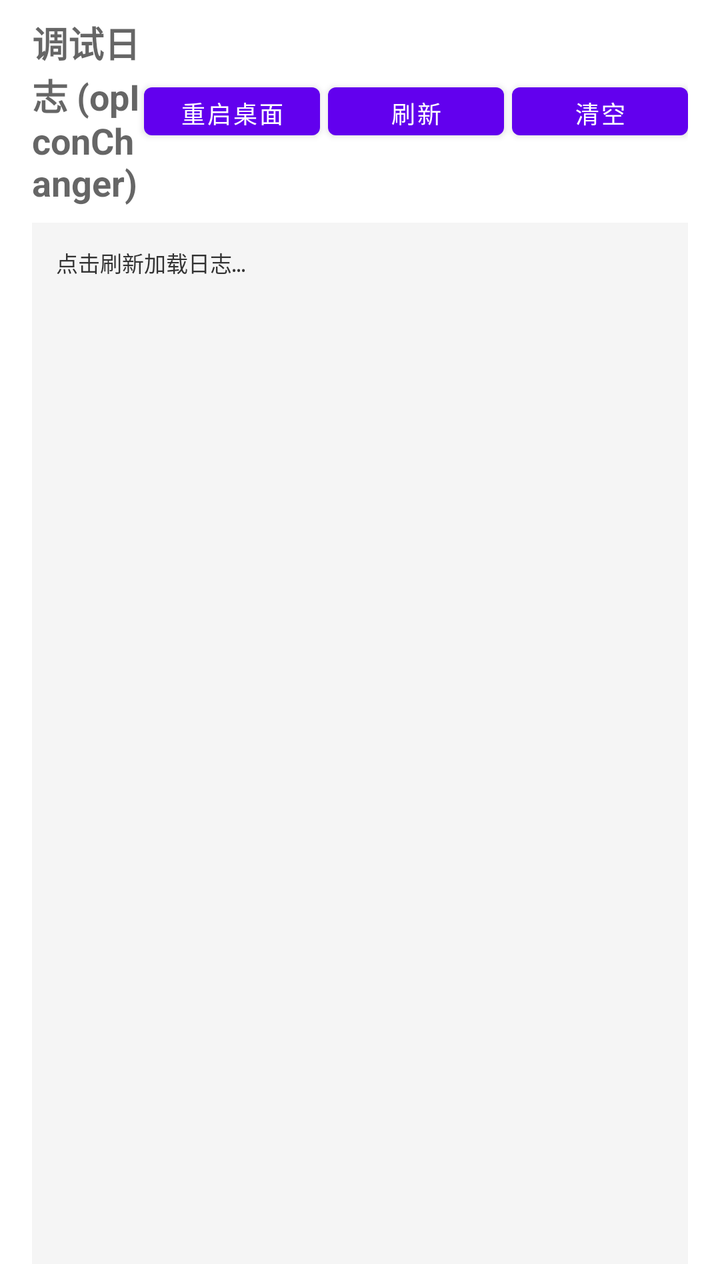
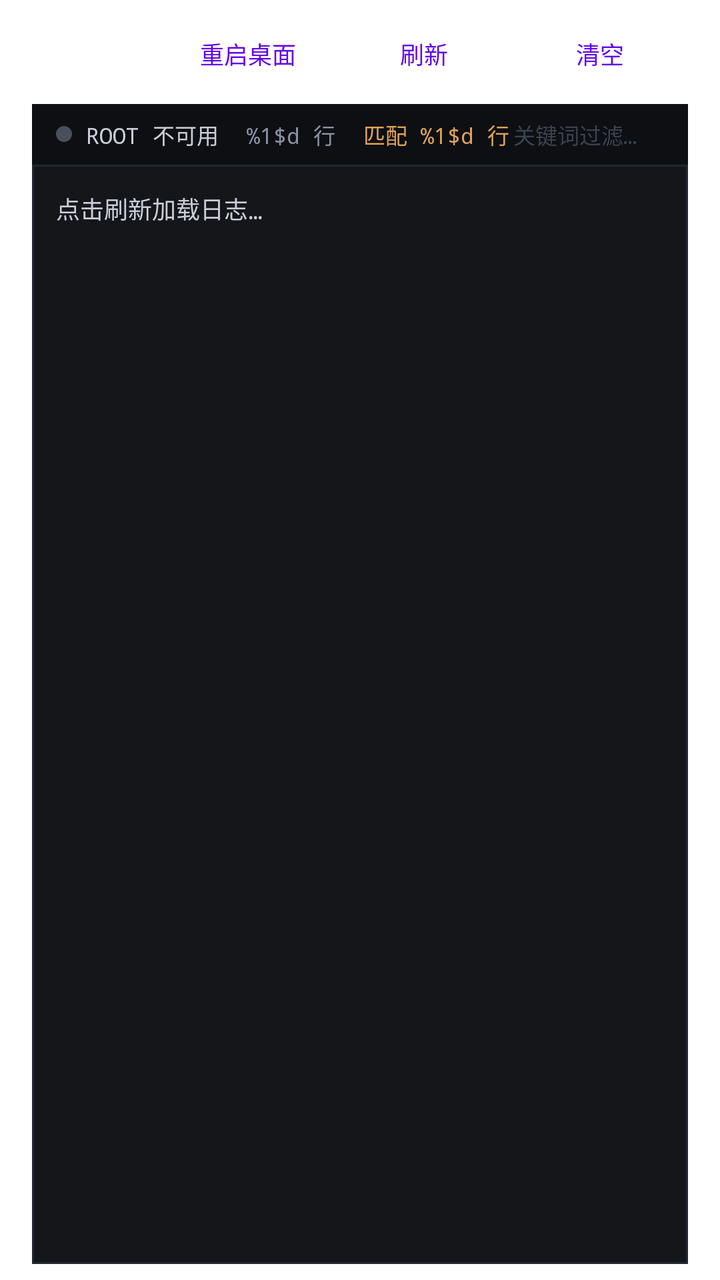

Screens rendered from an Android XML layout before and after an edit, with the pre-edit source and the edit as a unified diff.
<!-- AndroidManifest.xml: fallback theme Theme.MaterialComponents.DayNight.NoActionBar -->
<!-- res/layout/page_log.xml -->
<?xml version="1.0" encoding="utf-8"?>
<LinearLayout xmlns:android="http://schemas.android.com/apk/res/android"
    android:layout_width="match_parent"
    android:layout_height="match_parent"
    android:orientation="vertical"
    android:background="?android:attr/colorBackground"
    android:fitsSystemWindows="true"
    android:paddingLeft="16dp"
    android:paddingRight="16dp"
    android:paddingTop="8dp"
    android:paddingBottom="8dp">

    <LinearLayout
        android:layout_width="match_parent"
        android:layout_height="wrap_content"
        android:orientation="horizontal"
        android:gravity="center_vertical"
        android:layout_marginBottom="8dp">

        <TextView
            android:layout_width="0dp"
            android:layout_height="wrap_content"
            android:layout_weight="1"
            android:text="调试日志 (opIconChanger)"
            android:textAppearance="?android:attr/textAppearanceMedium"
            android:textStyle="bold" />

        <Button
            android:id="@+id/btnRestartLauncher"
            android:layout_width="wrap_content"
            android:layout_height="36dp"
            android:text="重启桌面"
            android:textSize="12sp"
            android:minHeight="0dp"
            android:paddingStart="8dp"
            android:paddingEnd="8dp"
            android:layout_marginEnd="4dp" />

        <Button
            android:id="@+id/btnRefreshLog"
            android:layout_width="wrap_content"
            android:layout_height="36dp"
            android:text="刷新"
            android:textSize="12sp"
            android:minHeight="0dp"
            android:paddingStart="12dp"
            android:paddingEnd="12dp"
            android:layout_marginEnd="4dp" />

        <Button
            android:id="@+id/btnClearLog"
            android:layout_width="wrap_content"
            android:layout_height="36dp"
            android:text="清空"
            android:textSize="12sp"
            android:minHeight="0dp"
            android:paddingStart="12dp"
            android:paddingEnd="12dp" />
    </LinearLayout>

    <ScrollView
        android:layout_width="match_parent"
        android:layout_height="0dp"
        android:layout_weight="1"
        android:background="#F5F5F5">

        <TextView
            android:id="@+id/tvLog"
            android:layout_width="match_parent"
            android:layout_height="wrap_content"
            android:fontFamily="monospace"
            android:textSize="11sp"
            android:padding="12dp"
            android:textIsSelectable="true"
            android:text="点击刷新加载日志…"
            android:textColor="#333333" />
    </ScrollView>

</LinearLayout>
<!-- resources referenced by this layout -->
<resources>

</resources>

<!-- the commit's change to res/layout/page_log.xml (unified diff, before → after) -->
@@ -1,5 +1,6 @@
 <?xml version="1.0" encoding="utf-8"?>
 <LinearLayout xmlns:android="http://schemas.android.com/apk/res/android"
+    xmlns:app="http://schemas.android.com/apk/res-auto"
     android:layout_width="match_parent"
     android:layout_height="match_parent"
     android:orientation="vertical"
@@ -10,70 +11,150 @@
     android:paddingTop="8dp"
     android:paddingBottom="8dp">
 
+    
     <LinearLayout
         android:layout_width="match_parent"
         android:layout_height="wrap_content"
         android:orientation="horizontal"
-        android:gravity="center_vertical"
+        android:gravity="end|center_vertical"
         android:layout_marginBottom="8dp">
 
-        <TextView
-            android:layout_width="0dp"
-            android:layout_height="wrap_content"
-            android:layout_weight="1"
-            android:text="调试日志 (opIconChanger)"
-            android:textAppearance="?android:attr/textAppearanceMedium"
-            android:textStyle="bold" />
-
-        <Button
+        <com.google.android.material.button.MaterialButton
             android:id="@+id/btnRestartLauncher"
+            style="@style/Widget.Material3.Button.TextButton"
             android:layout_width="wrap_content"
             android:layout_height="36dp"
-            android:text="重启桌面"
-            android:textSize="12sp"
             android:minHeight="0dp"
             android:paddingStart="8dp"
             android:paddingEnd="8dp"
-            android:layout_marginEnd="4dp" />
+            android:text="重启桌面"
+            android:textSize="12sp"
+            app:cornerRadius="18dp" />
 
-        <Button
+        <com.google.android.material.button.MaterialButton
             android:id="@+id/btnRefreshLog"
+            style="@style/Widget.Material3.Button.TextButton"
             android:layout_width="wrap_content"
             android:layout_height="36dp"
+            android:minHeight="0dp"
+            android:paddingStart="10dp"
+            android:paddingEnd="10dp"
             android:text="刷新"
             android:textSize="12sp"
-            android:minHeight="0dp"
-            android:paddingStart="12dp"
-            android:paddingEnd="12dp"
-            android:layout_marginEnd="4dp" />
+            app:cornerRadius="18dp" />
 
-        <Button
+        <com.google.android.material.button.MaterialButton
             android:id="@+id/btnClearLog"
+            style="@style/Widget.Material3.Button.TextButton"
             android:layout_width="wrap_content"
             android:layout_height="36dp"
+            android:minHeight="0dp"
+            android:paddingStart="10dp"
+            android:paddingEnd="10dp"
             android:text="清空"
             android:textSize="12sp"
-            android:minHeight="0dp"
-            android:paddingStart="12dp"
-            android:paddingEnd="12dp" />
+            app:cornerRadius="18dp" />
     </LinearLayout>
 
-    <ScrollView
+    
+    <LinearLayout
         android:layout_width="match_parent"
         android:layout_height="0dp"
         android:layout_weight="1"
-        android:background="#F5F5F5">
+        android:orientation="vertical"
+        android:background="@drawable/bg_terminal_panel">
 
-        <TextView
-            android:id="@+id/tvLog"
+        
+        <LinearLayout
             android:layout_width="match_parent"
             android:layout_height="wrap_content"
-            android:fontFamily="monospace"
-            android:textSize="11sp"
-            android:padding="12dp"
-            android:textIsSelectable="true"
-            android:text="点击刷新加载日志…"
-            android:textColor="#333333" />
-    </ScrollView>
+            android:orientation="horizontal"
+            android:gravity="center_vertical"
+            android:background="@color/terminal_strip_bg"
+            android:paddingStart="12dp"
+            android:paddingEnd="8dp"
+            android:paddingTop="5dp"
+            android:paddingBottom="5dp">
+
+            <View
+                android:id="@+id/rootDot"
+                android:layout_width="8dp"
+                android:layout_height="8dp"
+                android:background="@drawable/bg_dot" />
+
+            <TextView
+                android:id="@+id/tvRootStatus"
+                android:layout_width="wrap_content"
+                android:layout_height="wrap_content"
+                android:layout_marginStart="7dp"
+                android:fontFamily="monospace"
+                android:text="@string/log_root_unavailable"
+                android:textColor="@color/terminal_text"
+                android:textSize="11sp" />
+
+            <TextView
+                android:id="@+id/tvLineCount"
+                android:layout_width="wrap_content"
+                android:layout_height="wrap_content"
+                android:layout_marginStart="14dp"
+                android:fontFamily="monospace"
+                android:text="@string/log_line_count"
+                android:textColor="@color/terminal_info"
+                android:textSize="11sp" />
+
+            <TextView
+                android:id="@+id/tvMatchCount"
+                android:layout_width="wrap_content"
+                android:layout_height="wrap_content"
+                android:layout_marginStart="14dp"
+                android:fontFamily="monospace"
+                android:text="@string/log_match_lines"
+                android:textColor="@color/terminal_warn"
+                android:textSize="11sp" />
+
+            <View
+                android:layout_width="0dp"
+                android:layout_height="1dp"
+                android:layout_weight="1" />
+
+            <EditText
+                android:id="@+id/etLogKeyword"
+                android:layout_width="140dp"
+                android:layout_height="wrap_content"
+                android:background="@null"
+                android:fontFamily="monospace"
+                android:hint="@string/log_keyword_hint"
+                android:inputType="text"
+                android:maxLines="1"
+                android:padding="2dp"
+                android:textColor="@color/terminal_text"
+                android:textColorHint="@color/terminal_gutter"
+                android:textSize="11sp" />
+        </LinearLayout>
+
+        <View
+            android:layout_width="match_parent"
+            android:layout_height="1dp"
+            android:background="@color/terminal_border" />
+
+        
+        <ScrollView
+            android:layout_width="match_parent"
+            android:layout_height="0dp"
+            android:layout_weight="1">
+
+            <TextView
+                android:id="@+id/tvLog"
+                android:layout_width="match_parent"
+                android:layout_height="wrap_content"
+                android:fontFamily="monospace"
+                android:textColor="@color/terminal_text"
+                android:textIsSelectable="true"
+                android:textSize="12sp"
+                android:lineSpacingExtra="2dp"
+                android:padding="12dp"
+                android:text="点击刷新加载日志…" />
+        </ScrollView>
+    </LinearLayout>
 
 </LinearLayout>
<!-- resource entries referenced after the edit -->
@@ -1,5 +1,31 @@
 <!-- resources referenced by this layout -->
 <resources>
-
+  <color name="terminal_border">#222733</color>
+  <color name="terminal_gutter">#3B4252</color>
+  <color name="terminal_info">#8A93A6</color>
+  <color name="terminal_strip_bg">#0D0F13</color>
+  <color name="terminal_text">#C8CDD8</color>
+  <color name="terminal_warn">#E0A458</color>
+  <!-- drawable bg_dot (drawable) -->
+  <?xml version="1.0" encoding="utf-8"?>
+  <shape xmlns:android="http://schemas.android.com/apk/res/android"
+      android:shape="oval">
+      <solid android:color="@color/root_off" />
+  </shape>
+  <!-- drawable bg_terminal_panel (drawable) -->
+  <?xml version="1.0" encoding="utf-8"?>
+  <shape xmlns:android="http://schemas.android.com/apk/res/android"
+      android:shape="rectangle">
+      <solid android:color="@color/terminal_bg" />
+      <stroke
+          android:width="1dp"
+          android:color="@color/terminal_border" />
+  </shape>
+  <string name="log_keyword_hint">关键词过滤…</string>
+  <string name="log_line_count">%1$d 行</string>
+  <string name="log_match_lines">匹配 %1$d 行</string>
+  <string name="log_root_unavailable">ROOT 不可用</string>
+  <color name="root_off">#4A4F5A</color>
+  <color name="terminal_bg">#14161A</color>
 </resources>
 
